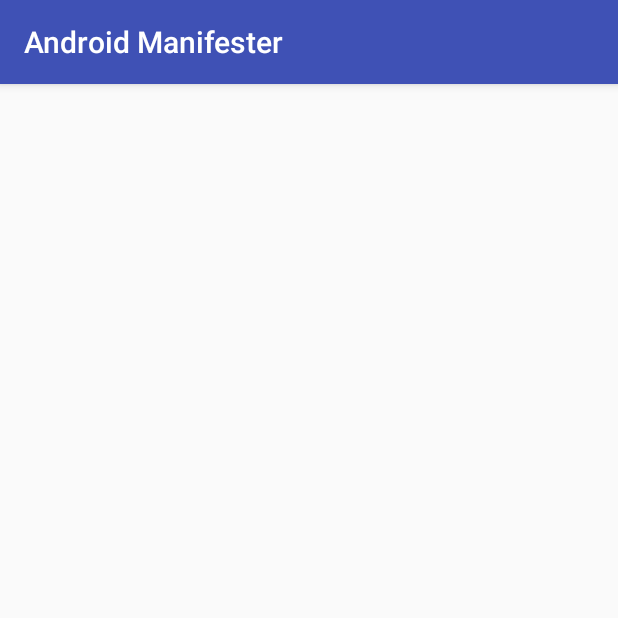
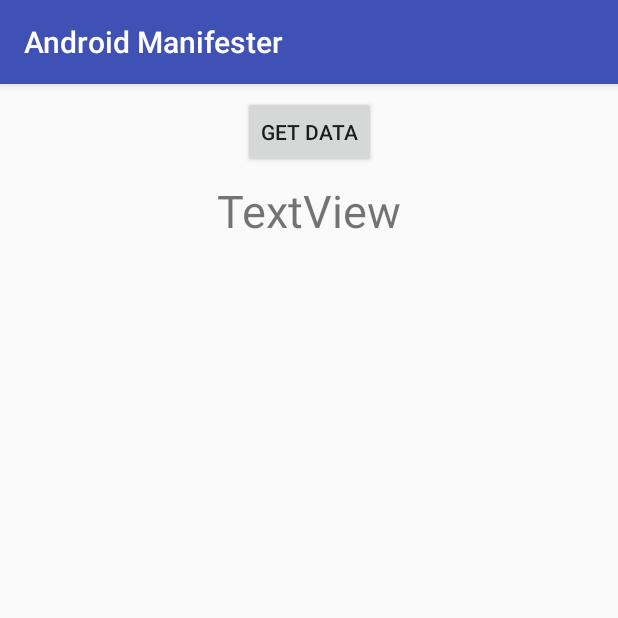
Before and after one commit to ranjithstar256/AndroidManifester-codes, an Android app: the GetSharedPrefData screen opened directly, with no data from a screen before it, on a phone screen of 412 x 824 dp, the top half of it. Run offline under Robolectric (Android 15) with nearby library versions, the phone set to English and light mode, and no system bars.

Commit message:
shard pre added

```diff
--- a/app/src/main/java/kp/ranjith/raguclasscodes/GetSharedPrefData.java
+++ b/app/src/main/java/kp/ranjith/raguclasscodes/GetSharedPrefData.java
@@ -1,13 +1,33 @@
 package kp.ranjith.raguclasscodes;
 
+import android.content.SharedPreferences;
+import android.os.Bundle;
 import android.support.v7.app.AppCompatActivity;
-import android.os.Bundle;
+import android.view.View;
+import android.widget.TextView;
 
 public class GetSharedPrefData extends AppCompatActivity {
 
+    SharedPreferences sharedPreferences;
+    String s1,s2;
+    SharedPreferences.Editor editor;
+    TextView tv;
     @Override
     protected void onCreate(Bundle savedInstanceState) {
         super.onCreate(savedInstanceState);
         setContentView(R.layout.activity_get_shared_pref_data);
+
+        sharedPreferences=getSharedPreferences("sfname",MODE_PRIVATE);
+        editor=sharedPreferences.edit();
+        tv= (TextView) findViewById(R.id.textView6);
+
+    }
+
+    public void getsh(View view) {
+        s1=sharedPreferences.getString("key1","def val");
+        s2=sharedPreferences.getString("key2","def val");
+
+        tv.setText(s1+"\n"+s2);
+
     }
 }
--- a/app/src/main/java/kp/ranjith/raguclasscodes/SharedPreferenceExample.java
+++ b/app/src/main/java/kp/ranjith/raguclasscodes/SharedPreferenceExample.java
@@ -1,5 +1,6 @@
 package kp.ranjith.raguclasscodes;
 
+import android.content.Intent;
 import android.content.SharedPreferences;
 import android.os.Bundle;
 import android.support.v7.app.AppCompatActivity;
@@ -20,7 +21,7 @@
     @Override
     protected void onCreate(Bundle savedInstanceState) {
         super.onCreate(savedInstanceState);
-        setContentView(R.layout.activity_main);
+        setContentView(R.layout.activity_shared_preference_example);
 
         sharedPreferences=getSharedPreferences("sfname",MODE_PRIVATE);
         editor=sharedPreferences.edit();
@@ -37,11 +38,13 @@
 
         editor.putString("key1",s1);
         editor.putString("key2",s2);
+
+
         editor.commit();
 
+        startActivity(new Intent(SharedPreferenceExample.this,GetSharedPrefData.class));
 
         // once a data stored in shared preference , we can get from any activity!
-
         //lets get it from GetSharedPrefData  class
     }
 }
--- a/app/src/main/res/layout/activity_get_shared_pref_data.xml
+++ b/app/src/main/res/layout/activity_get_shared_pref_data.xml
@@ -6,4 +6,27 @@
     android:layout_height="match_parent"
     tools:context="kp.ranjith.raguclasscodes.GetSharedPrefData">
 
+    <Button
+        android:id="@+id/button13"
+        android:layout_width="wrap_content"
+        android:layout_height="wrap_content"
+        android:layout_marginTop="8dp"
+        android:text="get data"
+
+        android:onClick="getsh"
+        app:layout_constraintLeft_toLeftOf="parent"
+        app:layout_constraintRight_toRightOf="parent"
+        app:layout_constraintTop_toTopOf="parent"
+        app:layout_constraintHorizontal_bias="0.501" />
+
+    <TextView
+        android:id="@+id/textView6"
+        android:layout_width="wrap_content"
+        android:textSize="30sp"
+        android:layout_height="wrap_content"
+        android:text="TextView"
+        app:layout_constraintLeft_toLeftOf="parent"
+        app:layout_constraintRight_toRightOf="parent"
+        android:layout_marginTop="8dp"
+        app:layout_constraintTop_toBottomOf="@+id/button13" />
 </android.support.constraint.ConstraintLayout>
```
